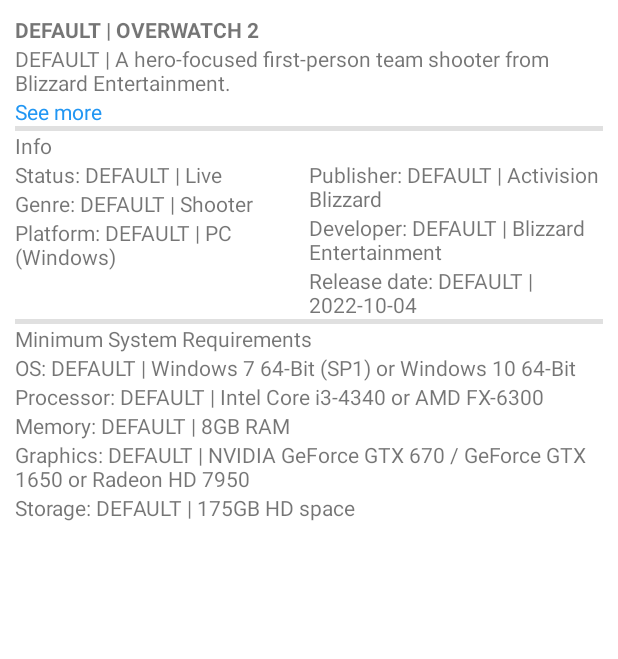
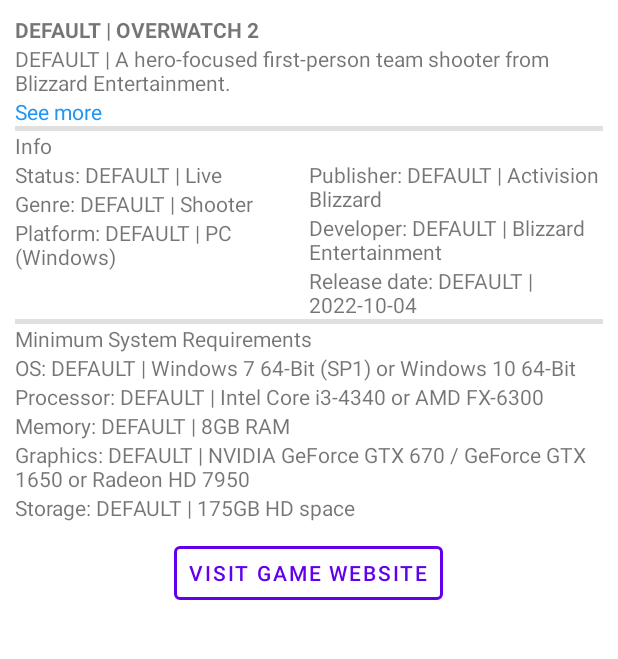
Before and after one commit to aelnonym/ada-kotlin-f2p-games, an Android app: the GameDetailActivity screen opened directly, with no data from a screen before it, on a phone screen of 412 x 824 dp, the part 375-1034 px from its top. Run offline under Robolectric (Android 15) with nearby library versions, the phone set to English and light mode, and no system bars; network calls fail; pictures from the network do not load; 1 statement that could not run was skipped.

Commit message:
Go to gameUrl page implemented.

```diff
--- a/app/src/main/java/me/joaovictorsl/adafreetoplaygames/ui/gamedetail/GameDetailActivity.kt
+++ b/app/src/main/java/me/joaovictorsl/adafreetoplaygames/ui/gamedetail/GameDetailActivity.kt
@@ -1,5 +1,7 @@
 package me.joaovictorsl.adafreetoplaygames.ui.gamedetail
 
+import android.content.Intent
+import android.net.Uri
 import android.os.Build
 import androidx.appcompat.app.AppCompatActivity
 import android.os.Bundle
@@ -39,6 +41,12 @@ class GameDetailActivity : AppCompatActivity() {
     private fun setClickListeners() {
         binding.gameDetailInfoSection.apply {
             tvDescriptionSeeMore.setOnClickListener(SeeMoreTextViewClickListener(tvDescription))
+        }
+
+        binding.visitBtn.setOnClickListener {
+            val intent = Intent(Intent.ACTION_VIEW)
+            intent.data = Uri.parse(game.gameUrl)
+            startActivity(intent)
         }
     }
 
--- a/app/src/main/res/layout/activity_game_detail.xml
+++ b/app/src/main/res/layout/activity_game_detail.xml
@@ -3,7 +3,8 @@
 <ScrollView xmlns:android="http://schemas.android.com/apk/res/android"
     xmlns:tools="http://schemas.android.com/tools"
     android:layout_width="match_parent"
-    android:layout_height="match_parent">
+    android:layout_height="match_parent"
+    xmlns:app="http://schemas.android.com/apk/res-auto">
 
     <LinearLayout
         android:layout_width="match_parent"
@@ -27,6 +28,17 @@
             android:layout_width="match_parent"
             android:layout_height="wrap_content"
             />
+
+        <com.google.android.material.button.MaterialButton
+            android:id="@+id/visit_btn"
+            android:layout_width="wrap_content"
+            android:layout_height="wrap_content"
+            style="@style/Widget.MaterialComponents.Button.OutlinedButton"
+            app:strokeColor="?attr/colorPrimary"
+            app:strokeWidth="2dp"
+            android:text="Visit game website"
+            android:layout_gravity="center"
+            android:paddingHorizontal="10dp"/>
     </LinearLayout>
 
 </ScrollView>
```
